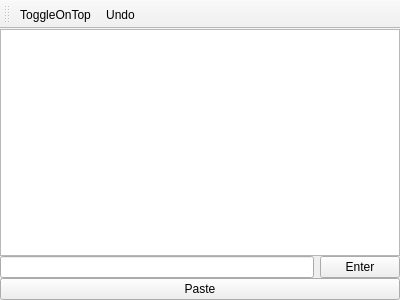
Old version of the form src/mainwindow.ui in the repository JosuGZ/logger.
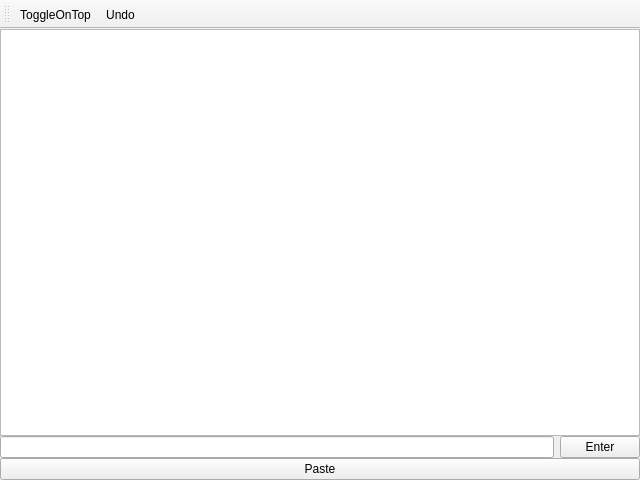
New version of the form.

Commit message: Change default size

What changed in the file:
```diff
--- a/src/mainwindow.ui
+++ b/src/mainwindow.ui
@@ -6,8 +6,8 @@
    <rect>
     <x>0</x>
     <y>0</y>
-    <width>400</width>
-    <height>300</height>
+    <width>640</width>
+    <height>480</height>
    </rect>
   </property>
   <property name="windowTitle">
```
Left out of the diff: 2 changed lines with no effect on the pictures.
